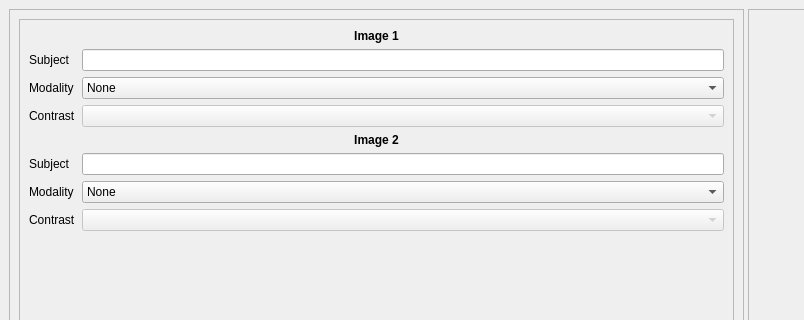
This is braviz/interaction/qt_guis/check_reg.ui in diego0020/braviz-app as Qt 5 draws it before an edit; both pictures show x 0 to 804 and y 0 to 320 of the 1122 by 767 pixel window. The edited form follows.
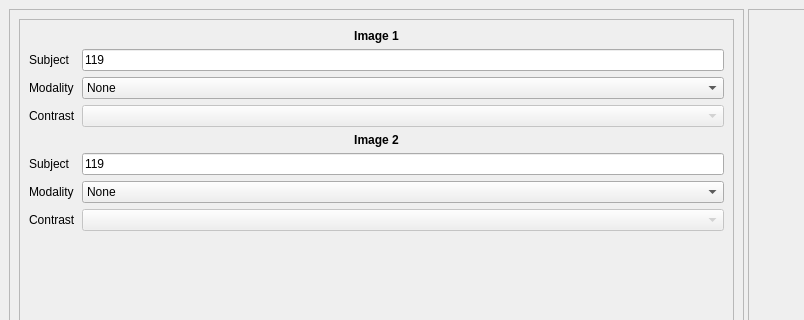
This is the edited form.

Commit message: almost working version of check_reg addresses #8

Patch:
```diff
--- a/braviz/interaction/qt_guis/check_reg.ui
+++ b/braviz/interaction/qt_guis/check_reg.ui
@@ -112,10 +112,18 @@
             </widget>
            </item>
            <item row="1" column="1">
-            <widget class="QLineEdit" name="subj1"/>
+            <widget class="QLineEdit" name="subj1">
+             <property name="text">
+              <string>119</string>
+             </property>
+            </widget>
            </item>
            <item row="6" column="1">
-            <widget class="QLineEdit" name="subj2"/>
+            <widget class="QLineEdit" name="subj2">
+             <property name="text">
+              <string>119</string>
+             </property>
+            </widget>
            </item>
            <item row="2" column="1">
             <widget class="QComboBox" name="mod1">
```
Left out of the diff: 14 changed lines with no effect on the pictures. The commit also changes 6 other files.
